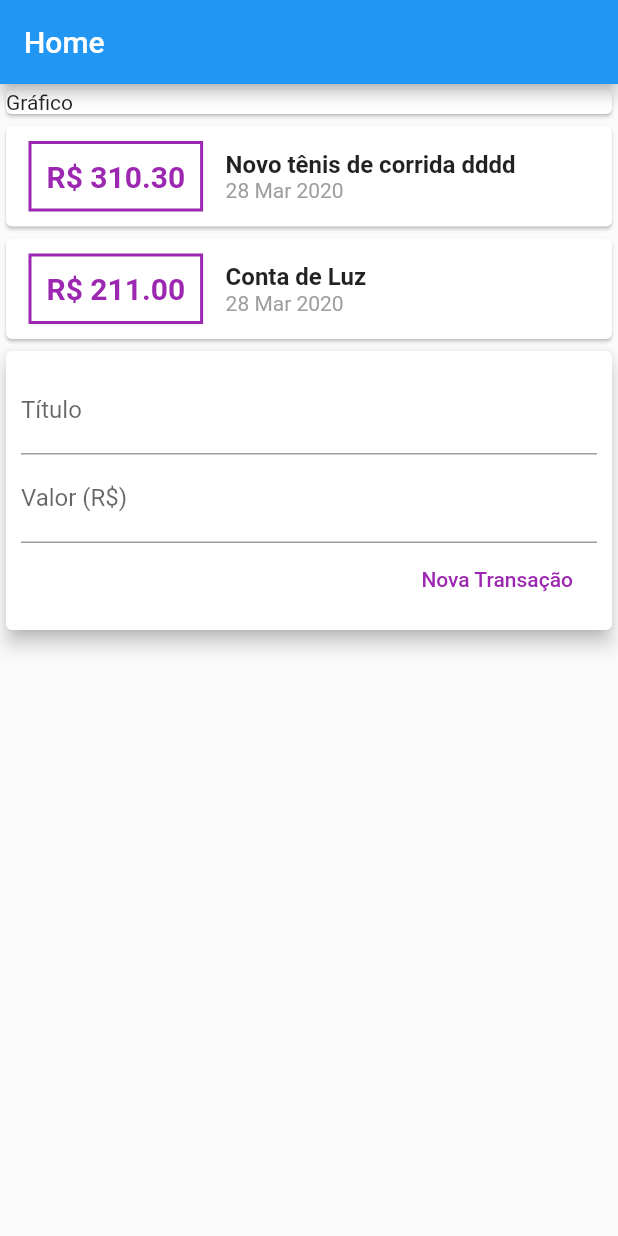
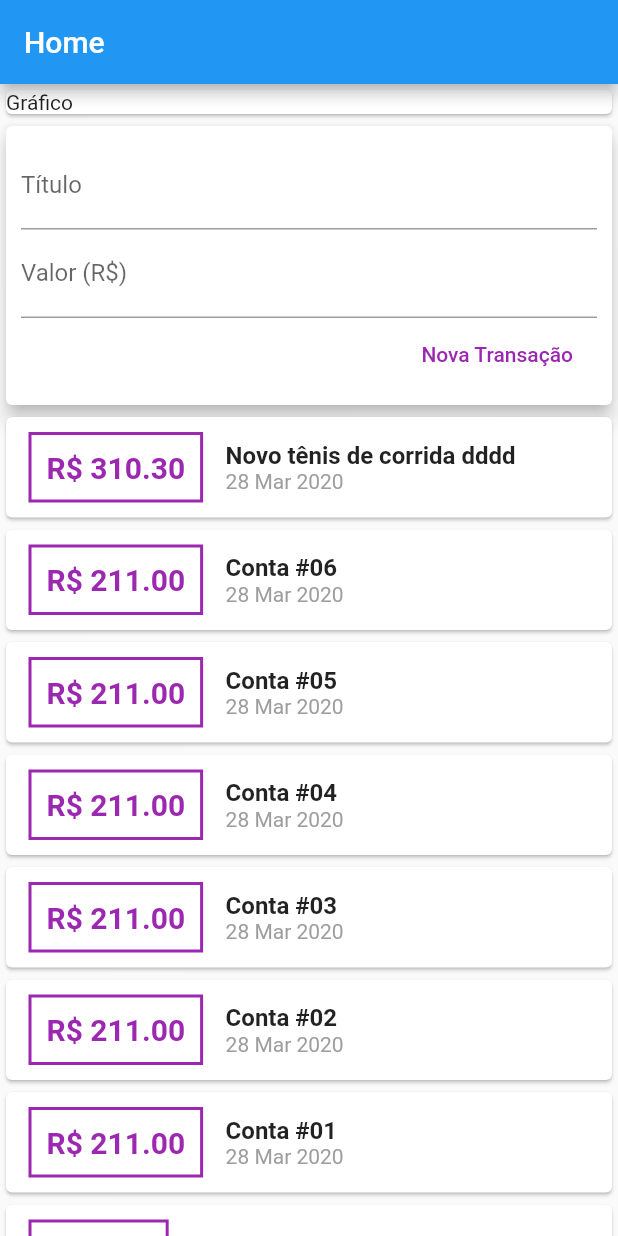
Before and after one commit to Luccasoli/flutter_expenses, a Flutter app: the screen it shows after launch, after a tap on "Nova Transação", on a phone screen of 412 x 824 dp. Run offline on Flutter 3.47's test engine with Material 2 defaults, Android fonts, the phone set to English and light mode, and no system bars.

Commit message:
turning the list dynamic

```diff
--- a/lib/components/transaction_form.dart
+++ b/lib/components/transaction_form.dart
@@ -3,6 +3,10 @@ import 'package:flutter/material.dart';
 class TransactionForm extends StatelessWidget {
   final titleController = TextEditingController();
   final valueController = TextEditingController();
+
+  final void Function(String, double) onSubmit;
+
+  TransactionForm(this.onSubmit);
 
   @override
   Widget build(BuildContext context) {
@@ -30,8 +34,10 @@ class TransactionForm extends StatelessWidget {
                 FlatButton(
                   child: Text('Nova Transação'),
                   onPressed: () {
-                    print(titleController.text);
-                    print(valueController.text);
+                    final title = titleController.text;
+                    final value = double.tryParse(valueController.text) ?? 0.0;
+
+                    onSubmit(title, value);
                   },
                   textColor: Colors.purple,
                 ),
--- a/lib/components/transaction_list.dart
+++ b/lib/components/transaction_list.dart
@@ -9,8 +9,11 @@ class TransactionList extends StatelessWidget {
 
   @override
   Widget build(BuildContext context) {
-    return Column(
-      children: transactions.map((transaction) {
+    return Expanded(
+      child: ListView.builder(
+        itemCount: transactions.length,
+        itemBuilder: (context, index) {
+          final transaction = transactions[index];
           return Card(
             child: Row(
               children: <Widget>[
@@ -59,7 +62,8 @@ class TransactionList extends StatelessWidget {
               ],
             ),
           );
-      }).toList(),
+        },
+      ),
     );
   }
 }
--- a/lib/components/transaction_user.dart
+++ b/lib/components/transaction_user.dart
@@ -1,3 +1,5 @@
+import 'dart:math';
+
 import 'package:expenses/components/transaction_form.dart';
 import 'package:expenses/components/transaction_list.dart';
 import 'package:expenses/models/Transaction.dart';
@@ -17,20 +19,65 @@ class _TransactionUserState extends State<TransactionUser> {
       date: DateTime.now(),
     ),
     Transaction(
-      id: '2',
-      title: 'Conta de Luz',
+      id: '26',
+      title: 'Conta #06',
+      value: 211,
+      date: DateTime.now(),
+    ),
+    Transaction(
+      id: '25',
+      title: 'Conta #05',
+      value: 211,
+      date: DateTime.now(),
+    ),
+    Transaction(
+      id: '24',
+      title: 'Conta #04',
+      value: 211,
+      date: DateTime.now(),
+    ),
+    Transaction(
+      id: '23',
+      title: 'Conta #03',
+      value: 211,
+      date: DateTime.now(),
+    ),
+    Transaction(
+      id: '22',
+      title: 'Conta #02',
+      value: 211,
+      date: DateTime.now(),
+    ),
+    Transaction(
+      id: '21',
+      title: 'Conta #01',
       value: 211,
       date: DateTime.now(),
     ),
   ];
 
+  _addTransaction(String title, double value) {
+    final newTransaction = Transaction(
+      id: Random().nextDouble().toString(),
+      title: title,
+      value: value,
+      date: DateTime.now(),
+    );
+
+    setState(() {
+      _transactions.add(newTransaction);
+    });
+  }
+
   @override
   Widget build(BuildContext context) {
-    return Column(
-      children: <Widget>[
-        TransactionList(_transactions),
-        TransactionForm(),
-      ],
+    return Expanded(
+      child: Column(
+        children: <Widget>[
+          TransactionForm(_addTransaction),
+          TransactionList(_transactions),
+        ],
+      ),
     );
   }
 }
--- a/lib/main.dart
+++ b/lib/main.dart
@@ -26,8 +26,7 @@ class Home extends StatelessWidget {
       appBar: AppBar(
         title: Text('Home'),
       ),
-      body: SingleChildScrollView(
-        child: Column(
+      body: Column(
         crossAxisAlignment: CrossAxisAlignment.stretch,
         children: <Widget>[
           // Gráfico
@@ -38,7 +37,6 @@ class Home extends StatelessWidget {
           TransactionUser(),
         ],
       ),
-      ),
     );
   }
 }
```
Lines whose indentation alone changed are shown as unchanged.
